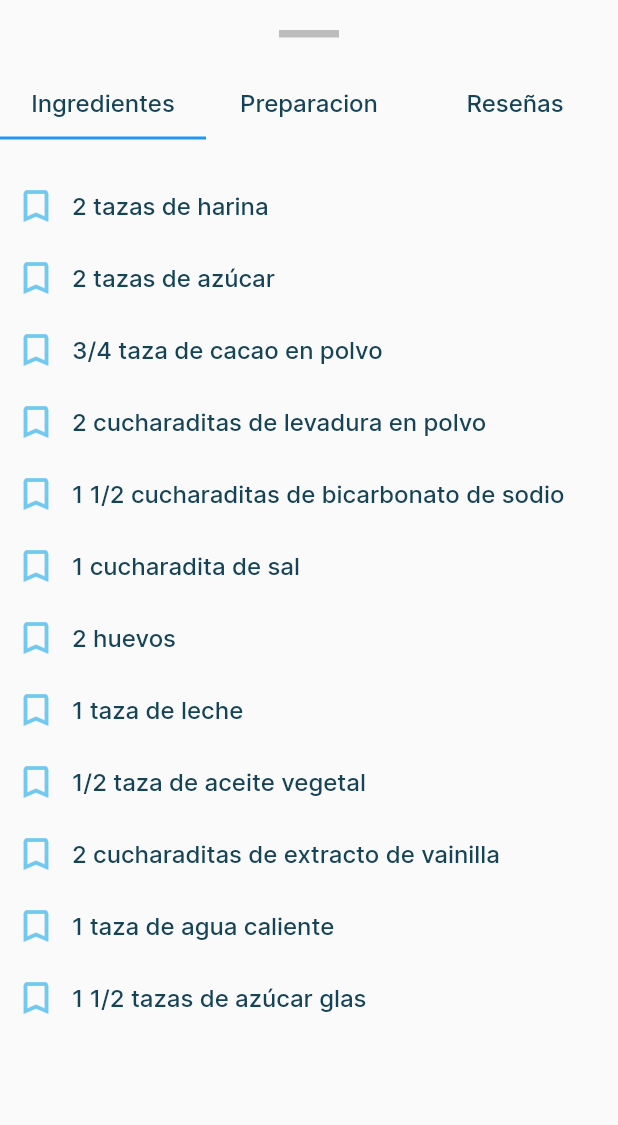
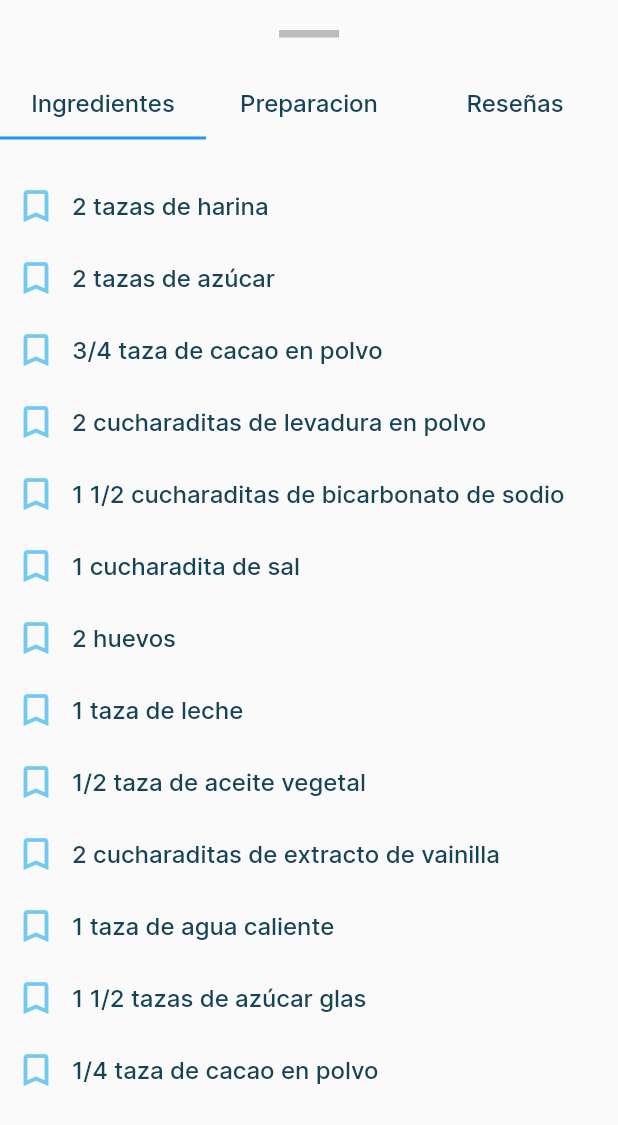
Before and after one commit to Kev2000-Github/Flavor_House, a Flutter app: the DetailsModalContent widget shown alone on an empty page, opened directly with empty values, on a phone screen of 412 x 824 dp. Shown: the top 1125 px of the screen. Run offline on Flutter 3.47's test engine with Material 2 defaults, Android fonts, the phone set to English and light mode, and no system bars; our stand-ins replace dartz, equatable, flutter_svg, image_picker, like_button, shared_preferences and 3 more; accounts and stored records are empty.

Commit message:
fix: recipe details modal bug

```diff
--- a/lib/services/post/dummy_post_service.dart
+++ b/lib/services/post/dummy_post_service.dart
@@ -43,7 +43,7 @@ class DummyPost implements PostService {
         DateTime.now().subtract(const Duration(hours: 5))
       )
     ];
-    await Future.delayed(const Duration(seconds: 1));
+    await Future.delayed(const Duration(milliseconds: 500));
     if(sort != null && sort.value == SortConfig.oldest().value){
       return Right(posts.reversed.toList());
     }
@@ -88,7 +88,7 @@ class DummyPost implements PostService {
         Tag("3", "chocolate", primaryColor.withAlpha(90)),
       ])
     ];
-    await Future.delayed(const Duration(seconds: 1));
+    await Future.delayed(const Duration(milliseconds: 500));
     if(sort != null && sort.value == SortConfig.oldest().value){
       return Right(posts.reversed.toList());
     }
@@ -128,7 +128,7 @@ class DummyPost implements PostService {
         Tag("3", "chocolate", primaryColor.withAlpha(90)),
       ])
     ];
-    await Future.delayed(const Duration(seconds: 1));
+    await Future.delayed(const Duration(milliseconds: 500));
     if(sort != null && sort.value == SortConfig.oldest().value){
       return Right(posts.reversed.toList());
     }
--- a/lib/widgets/modal/recipe_details/details.dart
+++ b/lib/widgets/modal/recipe_details/details.dart
@@ -1,18 +1,8 @@
-import 'package:dartz/dartz.dart' as dartz;
-import 'package:flavor_house/common/error/failures.dart';
-import 'package:flavor_house/models/post/recipe_preparation.dart';
-import 'package:flavor_house/models/post/review.dart';
-import 'package:flavor_house/services/post/dummy_post_service.dart';
 import 'package:flavor_house/utils/text_themes.dart';
 import 'package:flavor_house/widgets/modal/recipe_details/details_reviews.dart';
-import 'package:flavor_house/widgets/stars.dart';
 import 'package:flutter/material.dart';
 
-import '../../../services/post/post_service.dart';
 import '../../../utils/colors.dart';
-import '../../../utils/time.dart';
-import '../../button.dart';
-import '../text_input.dart';
 import 'details_ingredients.dart';
 import 'details_preparation.dart';
 
@@ -35,13 +25,15 @@ class _DetailsModalContentState extends State<DetailsModalContent> {
     return SizedBox(
         height: MediaQuery.of(context).copyWith().size.height * 0.90,
         child: Column(
+          mainAxisSize: MainAxisSize.min,
           crossAxisAlignment: CrossAxisAlignment.center,
           children: [
             Padding(
               padding: const EdgeInsets.symmetric(vertical: 20),
               child: Container(height: 5, width: 40, color: gray03Color),
             ),
-            DefaultTabController(
+            Expanded(
+              child: DefaultTabController(
                   length: 3,
                   initialIndex: 0,
                   child: Column(
@@ -67,15 +59,16 @@ class _DetailsModalContentState extends State<DetailsModalContent> {
                                   type: TextThemeEnum.darkSemiMedium),
                             ))
                       ]),
-                    Container(
-                        height: 600,
-                        child: TabBarView(children: [
+                      Expanded(
+                          child: TabBarView(
+                              children: [
                                 Ingredients(recipeId: widget.recipeId),
                                 Preparation(recipeId: widget.recipeId),
                                 Reviews(recipeId: widget.recipeId)
                               ]))
                     ],
                   ))
+            )
           ],
         ));
   }
```
Lines whose indentation alone changed are shown as unchanged.
